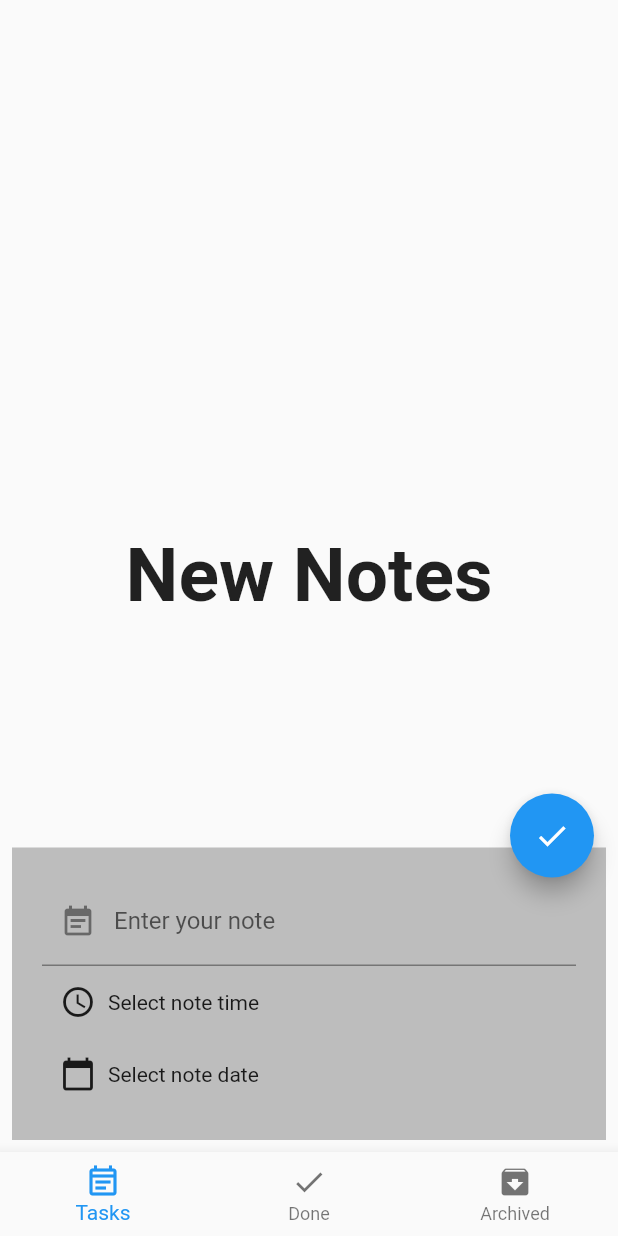
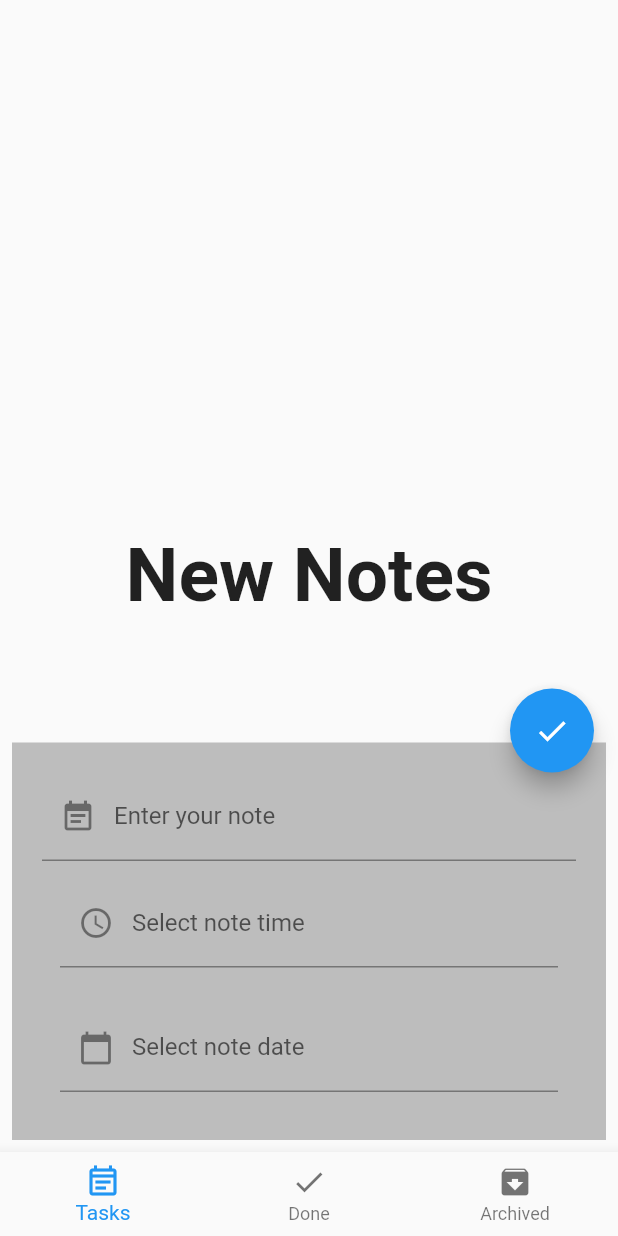
Before and after one commit to ganainy/todo_flutter, a Flutter app: the screen it shows after launch, after a tap on the "add" icon, on a phone screen of 412 x 824 dp. Run offline on Flutter 3.47's test engine with Material 2 defaults, Android fonts, the phone set to English and light mode, and no system bars; our stand-ins replace bloc, flutter_bloc, sqflite; accounts and stored records are empty.

Commit message:
replace text widget with form field to allow validation later

```diff
--- a/lib/note_bloc/note_cubit.dart
+++ b/lib/note_bloc/note_cubit.dart
@@ -10,6 +10,11 @@ part 'note_state.dart';
 
 class NoteCubit extends Cubit<NoteStates> {
   NoteCubit() : super(NoteInitialState());
+
+  var noteController = TextEditingController();
+  var timeController = TextEditingController();
+
+  var dateController = TextEditingController();
 
   get isBottomSheetShown => _isBottomSheetShown;
 
@@ -31,12 +36,14 @@ class NoteCubit extends Cubit<NoteStates> {
 
   void setDate(String? date) {
     _date = DateFormat("yyyy-MM-dd").format(DateTime.parse(date!));
+    dateController.text = _date;
     emit(NoteCreateState());
     print('date is set $date');
   }
 
   void setTime(String? time) {
     _time = time;
+    timeController.text = time ?? '';
     emit(NoteCreateState());
     print('time is set $time');
   }
--- a/lib/screens_carrier/bottom_nav_carrier.dart
+++ b/lib/screens_carrier/bottom_nav_carrier.dart
@@ -11,7 +11,6 @@ class BottomNavCarrier extends StatelessWidget {
   var _selectedIndex = 0;
   late Function(int) _onItemTapped;
   late var database;
-  var noteController = TextEditingController();
 
   var currentDate = DateTime.now();
 
@@ -121,10 +120,9 @@ class BottomNavCarrier extends StatelessWidget {
   }
 
   void onFabClick(BuildContext context, NoteCubit noteCubit) {
-    print('note content is   ${noteController.value.text}');
     if (noteCubit.isBottomSheetShown) {
       //user clicked to save the note
-      noteCubit.setNote(noteController.value.text);
+      noteCubit.setNote(noteCubit.noteController.value.text);
 
       addNote(noteCubit);
       Navigator.pop(context);
@@ -155,37 +153,32 @@ class BottomNavCarrier extends StatelessWidget {
       child: Column(
         mainAxisSize: MainAxisSize.min,
         children: [
-          DefaultFormField('Enter your note', noteController,
+          DefaultFormField('Enter your note', noteCubit.noteController,
               prefixIcon: const Icon(Icons.event_note)),
           Container(
             margin: EdgeInsets.all(12),
-            child: GestureDetector(
-                onTap: () async => await showTimePicker(
+            child: DefaultFormField(
+                'Select note time', noteCubit.timeController,
+                prefixIcon: Icon(Icons.access_time_outlined),
+                isReadOnly: true, onFieldTap: () async {
+              //on tap on the field should show time picker
+              await showTimePicker(
                 context: context,
                 initialTime: TimeOfDay.now(),
               ).then((selectedTime) {
                 BlocProvider.of<NoteCubit>(context)
                     .setTime(selectedTime?.format(context));
+              });
             }),
-                child: Row(
-                  children: [
-                    Icon(Icons.access_time_outlined),
-                    const SizedBox(
-                      width: 8,
-                    ),
-                    BlocBuilder<NoteCubit, NoteStates>(
-                      builder: (context, state) {
-                        return Text(
-                            noteCubit.getNote().time ?? 'Select note time');
-                      },
-                    ),
-                  ],
-                )),
           ),
           Container(
             margin: EdgeInsets.all(12),
-            child: GestureDetector(
-                onTap: () async => await showDatePicker(
+            child: DefaultFormField(
+                'Select note date', noteCubit.dateController,
+                prefixIcon: const Icon(Icons.calendar_today),
+                isReadOnly: true, onFieldTap: () async {
+              //on tap on the field should show time picker
+              await showDatePicker(
                 context: context,
                 initialDate: currentDate,
                 firstDate: currentDate,
@@ -193,21 +186,8 @@ class BottomNavCarrier extends StatelessWidget {
               ).then((selectedDate) {
                 BlocProvider.of<NoteCubit>(context)
                     .setDate(selectedDate.toString());
+              });
             }),
-                child: Row(
-                  children: [
-                    Icon(Icons.calendar_today),
-                    const SizedBox(
-                      width: 8,
-                    ),
-                    BlocBuilder<NoteCubit, NoteStates>(
-                      builder: (context, state) {
-                        return Text(
-                            noteCubit.getNote().date ?? 'Select note date');
-                      },
-                    )
-                  ],
-                )),
           ),
         ],
       ),
--- a/lib/shared/reusable_components.dart
+++ b/lib/shared/reusable_components.dart
@@ -1,14 +1,21 @@
 import 'package:flutter/material.dart';
 
-DefaultFormField(String labelText, TextEditingController controller,
-    {bool obscureText = false,
-    Icon? prefixIcon,
-    Icon? suffixIcon,
-    TextInputType? keyboardType}) {
+DefaultFormField(
+  String labelText,
+  TextEditingController controller, {
+  bool obscureText = false,
+  Icon? prefixIcon,
+  Icon? suffixIcon,
+  TextInputType? keyboardType,
+  GestureTapCallback? onFieldTap,
+  bool? isReadOnly,
+}) {
   return TextFormField(
+    onTap: onFieldTap,
     keyboardType: keyboardType,
     controller: controller,
     obscureText: obscureText,
+    readOnly: isReadOnly ?? false,
     decoration: InputDecoration(
       prefixIcon: prefixIcon,
       suffixIcon: suffixIcon,
```
Lines whose indentation alone changed are shown as unchanged.
